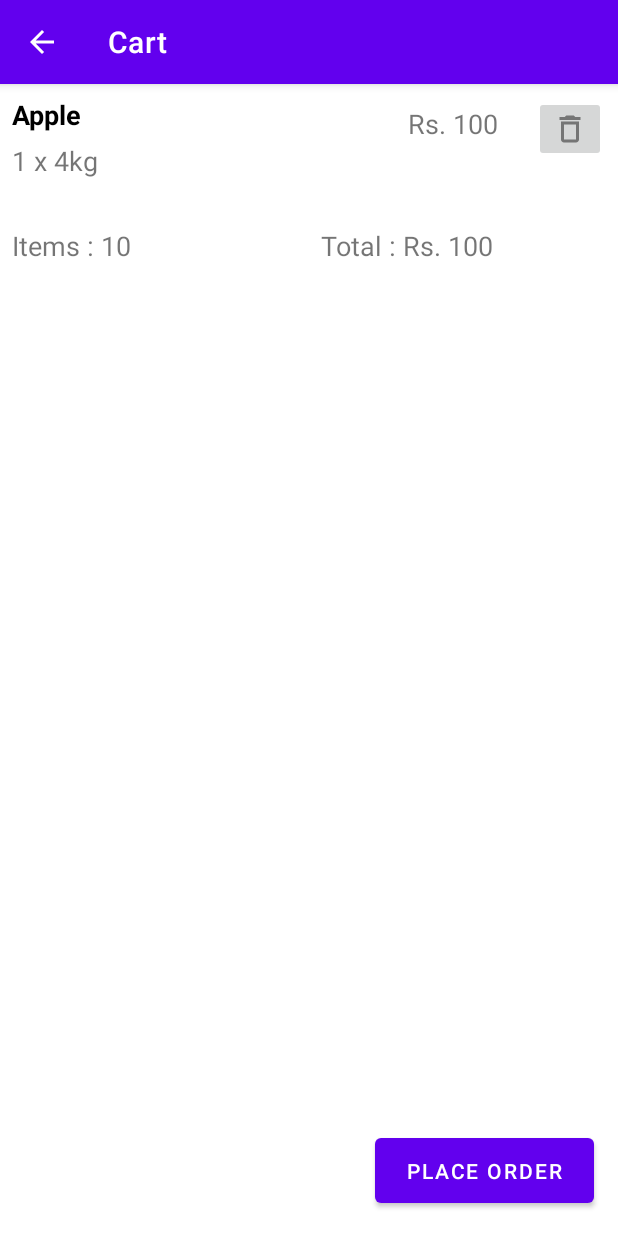
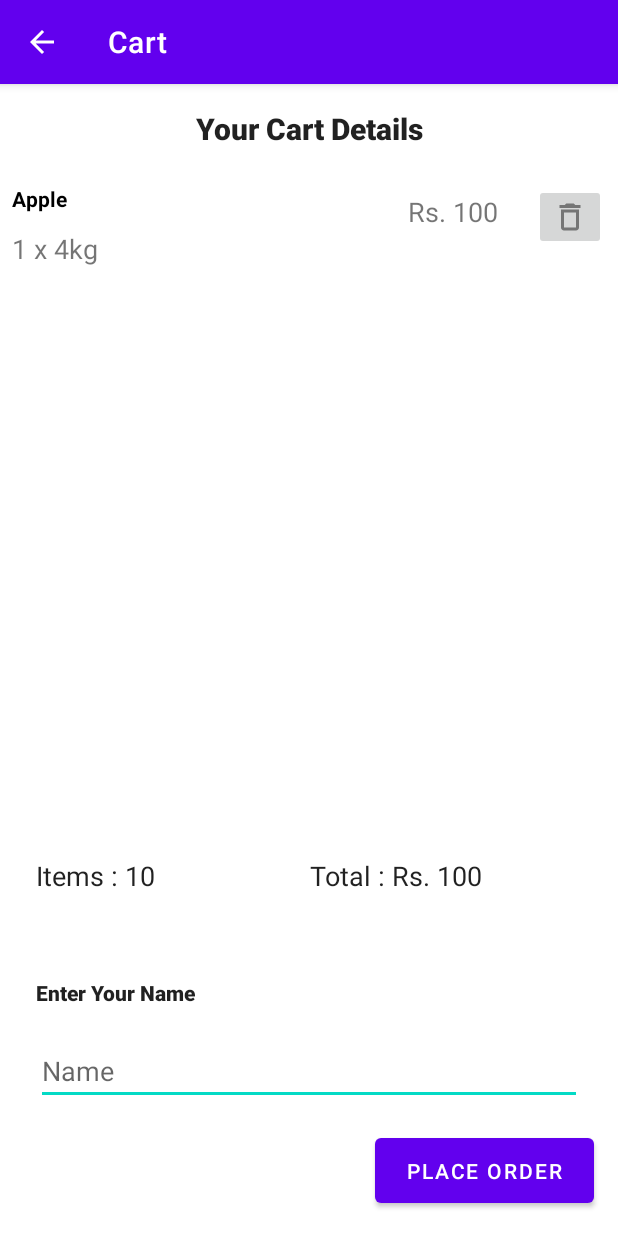
Before and after one commit to Iltwats/UserEcom, an Android app: the CartActivity screen opened directly, with no data from a screen before it, after a tap on "PLACE ORDER", on a phone screen of 412 x 824 dp. Run offline under Robolectric (Android 15) with nearby library versions, the phone set to English and light mode, and no system bars; our stand-ins replace Firebase (no records; nobody signed in at launch, a user with empty details on screens opened directly); 11 statements that could not run were skipped.

Commit message:
Bug Fixes - ScrollView Added to CartActivity - FCM sender notification enabled - Few UI Improvements

```diff
--- a/app/build.gradle
+++ b/app/build.gradle
@@ -1,6 +1,5 @@
 plugins {
     id 'com.android.application'
-    id 'com.google.gms.google-services'
     id 'com.google.firebase.crashlytics'
 }
 
@@ -46,4 +45,6 @@ dependencies {
     testImplementation 'junit:junit:4.+'
     androidTestImplementation 'androidx.test.ext:junit:1.1.2'
     androidTestImplementation 'androidx.test.espresso:espresso-core:3.3.0'
+    implementation("com.squareup.okhttp3:okhttp:4.9.0")
 }
+apply plugin: 'com.google.gms.google-services'
--- a/app/src/main/java/com/atul/android/userecom/CartActivity.java
+++ b/app/src/main/java/com/atul/android/userecom/CartActivity.java
@@ -21,6 +21,7 @@ import com.atul.android.userecom.model.Orders;
 import com.google.android.gms.tasks.OnFailureListener;
 import com.google.android.gms.tasks.OnSuccessListener;
 import com.google.firebase.Timestamp;
+import com.google.firebase.firestore.DocumentReference;
 
 import java.io.IOException;
 import java.sql.Time;
@@ -126,36 +127,47 @@ public class CartActivity extends AppCompatActivity {
         for (Map.Entry<String, CartItem> map : cart.map.entrySet()) {
             orderItems.add(map.getValue());
         }
-        long seed = System.currentTimeMillis();
-        String orderID = new Random(seed).nextInt(1000000000) + 529430187 + "" + cart.noOfItems + "" + cart.totalPrice;
+        String name = binding.editName.getText().toString();
         Orders newOrder = new Orders(
-                orderID,
+                name,
                 Timestamp.now(),
                 orderItems,
                 Orders.OrderStatus.PLACED,
                 cart.totalPrice,
                 cart.noOfItems
         );
-        if (!orderItems.isEmpty()) {
-            app.db.collection(Constants.ORDER).document(orderID)
-                    .set(newOrder)
-                    .addOnSuccessListener(new OnSuccessListener<Void>() {
+        if (!orderItems.isEmpty() && name.length()>3) {
+            app.db.collection(Constants.ORDER)
+                    .add(newOrder)
+                    .addOnSuccessListener(new OnSuccessListener<DocumentReference>() {
                         @Override
-                        public void onSuccess(Void aVoid) {
+                        public void onSuccess(DocumentReference documentReference) {
                             Toast.makeText(CartActivity.this, "Order Successfully Placed!", Toast.LENGTH_SHORT).show();
-                            new FCMSender().send(MessageFormatter.getSampleMessage("admin", "New Order!", "new order with " + orderID ), new Callback() {
+                            String sdd= MessageFormatter.getSampleMessage("admin", "New Order!", "New Order from " + name +" of Rs."+cart.totalPrice);
+                            new FCMSender().send(sdd, new Callback() {
                                 @Override
                                 public void onFailure(Call call, IOException e) {
-                                    Log.e("qwerty","Failed to send notification.");
-                                    Toast.makeText(CartActivity.this, "note Placed!", Toast.LENGTH_SHORT).show();
+                                    runOnUiThread(new Runnable() {
+                                        @Override
+                                        public void run() {
+                                            Toast.makeText(CartActivity.this, e.toString(), Toast.LENGTH_SHORT).show();
+                                            Log.e("mssg",e.toString());
+                                        }
+                                    });
                                 }
 
                                 @Override
                                 public void onResponse(Call call, Response response) throws IOException {
-                                    Log.e("ytrewq","Success to send notification.");
-
+                                    runOnUiThread(new Runnable() {
+                                        @Override
+                                        public void run() {
+                                            Toast.makeText(CartActivity.this, response.toString(), Toast.LENGTH_SHORT).show();
+                                            Log.e("mssg",response.toString());
+                                        }
+                                    });
                                 }
                             });
+
                         }
                     })
                     .addOnFailureListener(new OnFailureListener() {
@@ -166,7 +178,7 @@ public class CartActivity extends AppCompatActivity {
                     });
         }
         else{
-            Toast.makeText(CartActivity.this, "Failed to place order! Cart is empty!", Toast.LENGTH_SHORT).show();
+            Toast.makeText(CartActivity.this, "Failed to place order! Cart is empty! or name is short.(Min 3 char)", Toast.LENGTH_SHORT).show();
         }
     }
 }
--- a/app/src/main/java/com/atul/android/userecom/model/Orders.java
+++ b/app/src/main/java/com/atul/android/userecom/model/Orders.java
@@ -8,14 +8,15 @@ public class Orders {
     public String orderID;
     public Timestamp orderTime;
     public List<CartItem> orderItems;
+    public String name;
     public int action;
     public int total_price, total_items;
 
     public Orders() {
     }
 
-    public Orders(String orderID, Timestamp orderTime, List<CartItem> orderItems, int action, int total_price, int total_items) {
-        this.orderID = orderID;
+    public Orders(String name, Timestamp orderTime, List<CartItem> orderItems, int action, int total_price, int total_items) {
+        this.name= name;
         this.orderTime = orderTime;
         this.orderItems = orderItems;
         this.action = action;
--- a/app/src/main/res/layout/activity_cart.xml
+++ b/app/src/main/res/layout/activity_cart.xml
@@ -6,40 +6,67 @@
     android:layout_height="match_parent"
     tools:context=".CartActivity">
 
-    <LinearLayout
-        android:id="@+id/cart_items"
-        android:layout_width="match_parent"
-        android:layout_height="wrap_content"
-        android:orientation="vertical"
+    <TextView
+        android:id="@+id/productCart"
+        android:layout_width="0dp"
+        android:layout_height="51dp"
+        android:gravity="center|center_vertical"
+        android:text="Your Cart Details"
+        android:textAppearance="@style/TextAppearance.AppCompat.Body2"
+        android:textSize="20sp"
+        android:textStyle="bold"
+        app:layout_constraintBottom_toTopOf="@+id/scrollView"
         app:layout_constraintEnd_toEndOf="parent"
         app:layout_constraintStart_toStartOf="parent"
-        app:layout_constraintTop_toTopOf="parent"></LinearLayout>
+        app:layout_constraintTop_toTopOf="parent" />
+
+    <ScrollView
+        android:id="@+id/scrollView"
+        android:layout_width="match_parent"
+        android:layout_height="300dp"
+        app:layout_constraintBottom_toTopOf="@+id/textView"
+        app:layout_constraintEnd_toStartOf="parent"
+        app:layout_constraintHorizontal_bias="0.0"
+        app:layout_constraintStart_toStartOf="parent"
+        app:layout_constraintTop_toTopOf="parent"
+        app:layout_constraintVertical_bias="0.209">
+
+        <LinearLayout
+            android:id="@+id/cart_items"
+            android:layout_width="match_parent"
+            android:layout_height="wrap_content"
+            android:orientation="vertical">
+
+        </LinearLayout>
+    </ScrollView>
 
     <TextView
         android:id="@+id/items"
-        android:layout_width="0dp"
+        android:layout_width="174dp"
         android:layout_height="wrap_content"
-        android:layout_marginStart="8dp"
-        android:layout_marginTop="32dp"
-        android:layout_marginEnd="8dp"
+        android:layout_marginStart="24dp"
+        android:layout_marginEnd="16dp"
+        android:layout_marginBottom="40dp"
         android:text="Items : 10"
+        android:textAppearance="@style/TextAppearance.AppCompat.Body1"
         android:textSize="18sp"
+        app:layout_constraintBottom_toTopOf="@+id/textView"
         app:layout_constraintEnd_toStartOf="@+id/price"
-        app:layout_constraintStart_toStartOf="parent"
-        app:layout_constraintTop_toBottomOf="@+id/cart_items" />
+        app:layout_constraintHorizontal_bias="0.0"
+        app:layout_constraintStart_toStartOf="parent" />
 
     <TextView
         android:id="@+id/price"
-        android:layout_width="0dp"
+        android:layout_width="181dp"
         android:layout_height="wrap_content"
-        android:layout_marginStart="8dp"
-        android:layout_marginTop="32dp"
-        android:layout_marginEnd="8dp"
+        android:layout_marginEnd="24dp"
+        android:layout_marginBottom="40dp"
         android:text="Total : Rs. 100"
+        android:textAppearance="@style/TextAppearance.AppCompat.Body1"
         android:textSize="18sp"
-        app:layout_constraintEnd_toEndOf="parent"
-        app:layout_constraintStart_toEndOf="@+id/items"
-        app:layout_constraintTop_toBottomOf="@+id/cart_items" />
+        app:layout_constraintBottom_toTopOf="@+id/textView"
+        app:layout_constraintEnd_toEndOf="parent" />
+
 
     <Button
         android:id="@+id/placeOrder"
@@ -48,11 +75,40 @@
         android:layout_marginStart="250dp"
         android:layout_marginEnd="16dp"
         android:layout_marginBottom="16dp"
+        android:onClick="placeOrder"
         android:text="Place order"
-        android:onClick="placeOrder"
         app:layout_constraintBottom_toBottomOf="parent"
         app:layout_constraintEnd_toEndOf="parent"
         app:layout_constraintHorizontal_bias="1.0"
         app:layout_constraintStart_toStartOf="parent" />
 
+    <TextView
+        android:id="@+id/textView"
+        android:layout_width="0dp"
+        android:layout_height="51dp"
+        android:layout_marginStart="24dp"
+        android:layout_marginEnd="24dp"
+        android:layout_marginBottom="4dp"
+        android:gravity="center_vertical"
+        android:text="Enter Your Name"
+        android:textAppearance="@style/TextAppearance.AppCompat.Body2"
+        android:textStyle="bold"
+        app:layout_constraintBottom_toTopOf="@+id/editName"
+        app:layout_constraintEnd_toEndOf="parent"
+        app:layout_constraintStart_toStartOf="parent" />
+
+    <EditText
+        android:id="@+id/editName"
+        android:layout_width="0dp"
+        android:layout_height="wrap_content"
+        android:layout_marginStart="24dp"
+        android:layout_marginEnd="24dp"
+        android:layout_marginBottom="16dp"
+        android:ems="10"
+        android:hint="Name"
+        android:inputType="textPersonName"
+        app:layout_constraintBottom_toTopOf="@+id/placeOrder"
+        app:layout_constraintEnd_toEndOf="parent"
+        app:layout_constraintStart_toStartOf="parent" />
+
 </androidx.constraintlayout.widget.ConstraintLayout>
--- a/app/src/main/res/layout/cart_item_view.xml
+++ b/app/src/main/res/layout/cart_item_view.xml
@@ -13,7 +13,7 @@
         android:layout_marginEnd="8dp"
         android:text="Apple"
         android:textColor="#000000"
-        android:textSize="18sp"
+        android:textSize="14sp"
         android:textStyle="bold"
         app:layout_constraintEnd_toStartOf="@+id/cart_item_price"
         app:layout_constraintStart_toStartOf="parent"
```
Also changed, not shown: app/src/main/java/com/atul/android/userecom/fcm/FCMSender.java (+7 -5 lines).
